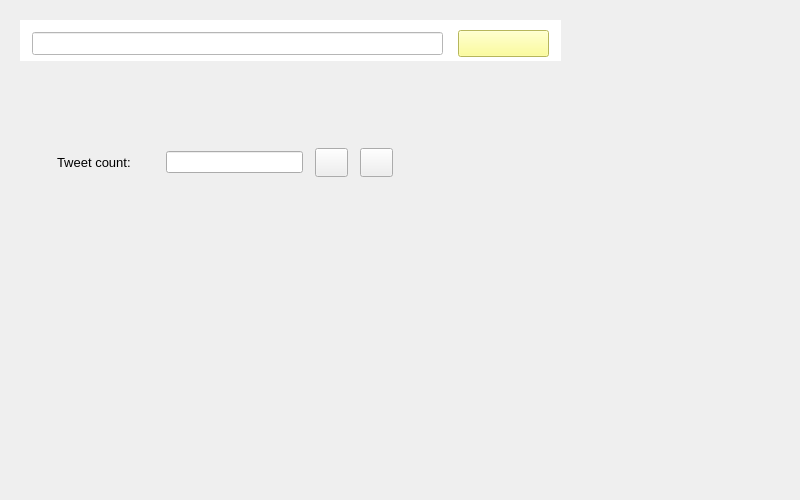
This is twitter_analysis/core/gui/ui_files/widget_fetch_tweets.ui in atrevisan/EventAnalyser as Qt 5 draws it before an edit. The edited form follows.
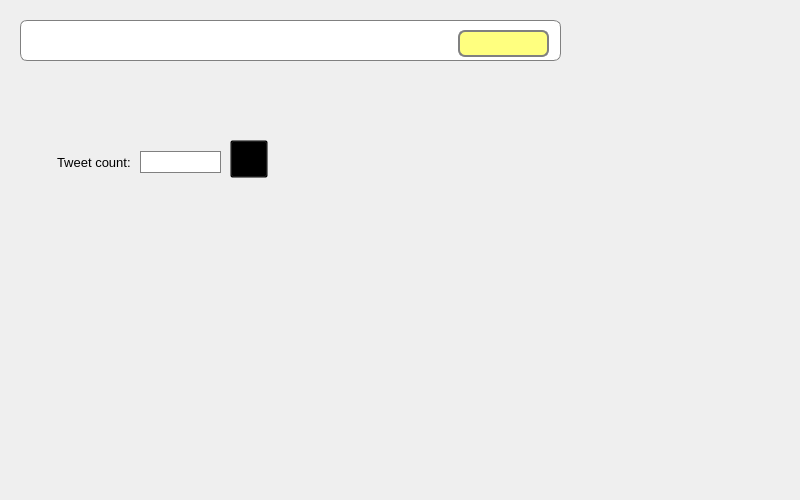
This is the edited form. Icons and pictures are not drawn.

Commit message: - redesign main window and widget dimensions to 800 x 600. - remove buttons from widget_analyse_tweets, now each functionality is accessible via menu items in the main window. - widget ngrams and hashtags will now show information (means, max and count) about frequency, retweets and positive and negative sentiment. Making it possible to filter results for months, days and hours. - created also a widget_load_data to choose the current clusterized dataset for analysis making the design of widget_analyse_tweets cleaner.

Diff of the .ui file:
```diff
--- a/twitter_analysis/core/gui/ui_files/widget_fetch_tweets.ui
+++ b/twitter_analysis/core/gui/ui_files/widget_fetch_tweets.ui
@@ -41,7 +41,16 @@
     </size>
    </property>
    <property name="styleSheet">
-    <string notr="true">background-color: rgb(255, 255, 255);</string>
+    <string notr="true">
+
+QWidget#widget_querry_container { 
+	
+	
+	
+	background-color: rgb(255, 255, 255);
+     border: 1px solid gray; 
+     border-radius: 7px; 
+ } </string>
    </property>
    <widget class="QPushButton" name="button_fetch_tweets">
     <property name="geometry">
@@ -62,7 +71,23 @@
      <string>search</string>
     </property>
     <property name="styleSheet">
-     <string notr="true">background-color: rgb(255, 255, 127);</string>
+     <string notr="true">QPushButton#button_fetch_tweets {
+
+	background-color: rgb(255, 255, 127);
+	border-radius: 7px; 
+	border: 2px solid gray; 
+}
+
+QPushButton#button_fetch_tweets:hover {
+	background-color: rgb(227, 255, 82);
+	border-style: inset;
+
+}
+ 
+QPushButton#button_fetch_tweets:pressed {
+	background-color: rgb(255, 255, 127);
+	border-style: inset;
+}</string>
     </property>
     <property name="text">
      <string/>
@@ -75,92 +100,28 @@
    <widget class="QLineEdit" name="line_edit_querry">
     <property name="geometry">
      <rect>
-      <x>12</x>
-      <y>12</y>
-      <width>411</width>
-      <height>23</height>
+      <x>20</x>
+      <y>10</y>
+      <width>401</width>
+      <height>21</height>
      </rect>
     </property>
-    <property name="sizePolicy">
-     <sizepolicy hsizetype="Expanding" vsizetype="Expanding">
-      <horstretch>0</horstretch>
-      <verstretch>0</verstretch>
-     </sizepolicy>
-    </property>
     <property name="font">
      <font>
-      <pointsize>10</pointsize>
+      <pointsize>9</pointsize>
      </font>
     </property>
-    <property name="styleSheet">
-     <string notr="true"> qproperty-frame: false </string>
+    <property name="frame">
+     <bool>false</bool>
     </property>
    </widget>
   </widget>
-  <widget class="QPushButton" name="button_save_tweets">
-   <property name="geometry">
-    <rect>
-     <x>360</x>
-     <y>148</y>
-     <width>33</width>
-     <height>29</height>
-    </rect>
-   </property>
-   <property name="sizePolicy">
-    <sizepolicy hsizetype="Fixed" vsizetype="Fixed">
-     <horstretch>0</horstretch>
-     <verstretch>0</verstretch>
-    </sizepolicy>
-   </property>
-   <property name="toolTip">
-    <string>save to csv</string>
-   </property>
-   <property name="text">
-    <string/>
-   </property>
-   <property name="icon">
-    <iconset>
-     <normaloff>Save.png</normaloff>Save.png</iconset>
-   </property>
-   <property name="iconSize">
-    <size>
-     <width>20</width>
-     <height>20</height>
-    </size>
-   </property>
-  </widget>
-  <widget class="QPushButton" name="button_stop_fetching">
-   <property name="geometry">
-    <rect>
-     <x>315</x>
-     <y>148</y>
-     <width>33</width>
-     <height>29</height>
-    </rect>
-   </property>
-   <property name="sizePolicy">
-    <sizepolicy hsizetype="Fixed" vsizetype="Fixed">
-     <horstretch>0</horstretch>
-     <verstretch>0</verstretch>
-    </sizepolicy>
-   </property>
-   <property name="toolTip">
-    <string>stop fetching</string>
-   </property>
-   <property name="text">
-    <string/>
-   </property>
-   <property name="icon">
-    <iconset>
-     <normaloff>stop.png</normaloff>stop.png</iconset>
-   </property>
-  </widget>
   <widget class="QLabel" name="label">
    <property name="geometry">
     <rect>
      <x>57</x>
      <y>152</y>
-     <width>97</width>
+     <width>81</width>
      <height>21</height>
     </rect>
    </property>
@@ -182,9 +143,9 @@
   <widget class="QLineEdit" name="line_edit_tweet_count">
    <property name="geometry">
     <rect>
-     <x>166</x>
+     <x>140</x>
      <y>151</y>
-     <width>137</width>
+     <width>81</width>
      <height>22</height>
     </rect>
    </property>
@@ -194,8 +155,62 @@
      <verstretch>0</verstretch>
     </sizepolicy>
    </property>
+   <property name="styleSheet">
+    <string notr="true">border: 1px solid gray; </string>
+   </property>
+   <property name="frame">
+    <bool>false</bool>
+   </property>
   </widget>
-  <zorder>layoutWidget</zorder>
+  <widget class="QPushButton" name="button_save_tweets">
+   <property name="geometry">
+    <rect>
+     <x>230</x>
+     <y>140</y>
+     <width>38</width>
+     <height>38</height>
+    </rect>
+   </property>
+   <property name="toolTip">
+    <string>&lt;html&gt;&lt;head/&gt;&lt;body&gt;&lt;p&gt;save tweets&lt;/p&gt;&lt;/body&gt;&lt;/html&gt;</string>
+   </property>
+   <property name="styleSheet">
+    <string notr="true">QPushButton#button_save_tweets {
+
+	background-color: transparent;
+	background-image: url(:/save/save.png);
+	background-repeat: no-repeat;
+}
+
+
+QPushButton#button_save_tweets:hover {
+	background-color: transparent;
+	background-image: url(:/save_2/save_2.png);
+
+	background-repeat: no-repeat;
+}
+ 
+QPushButton#button_save_tweets:pressed {
+	background-color: transparent;
+	background-image: url(:/save/save.png);
+
+	background-repeat: no-repeat;
+}
+
+</string>
+   </property>
+   <property name="text">
+    <string/>
+   </property>
+   <property name="iconSize">
+    <size>
+     <width>34</width>
+     <height>33</height>
+    </size>
+   </property>
+  </widget>
+  <zorder>label</zorder>
+  <zorder>line_edit_tweet_count</zorder>
   <zorder>widget_querry_container</zorder>
   <zorder>button_save_tweets</zorder>
  </widget>
```
Left out of the diff: 7 changed lines with no effect on the pictures. The commit also changes 11 other files.
